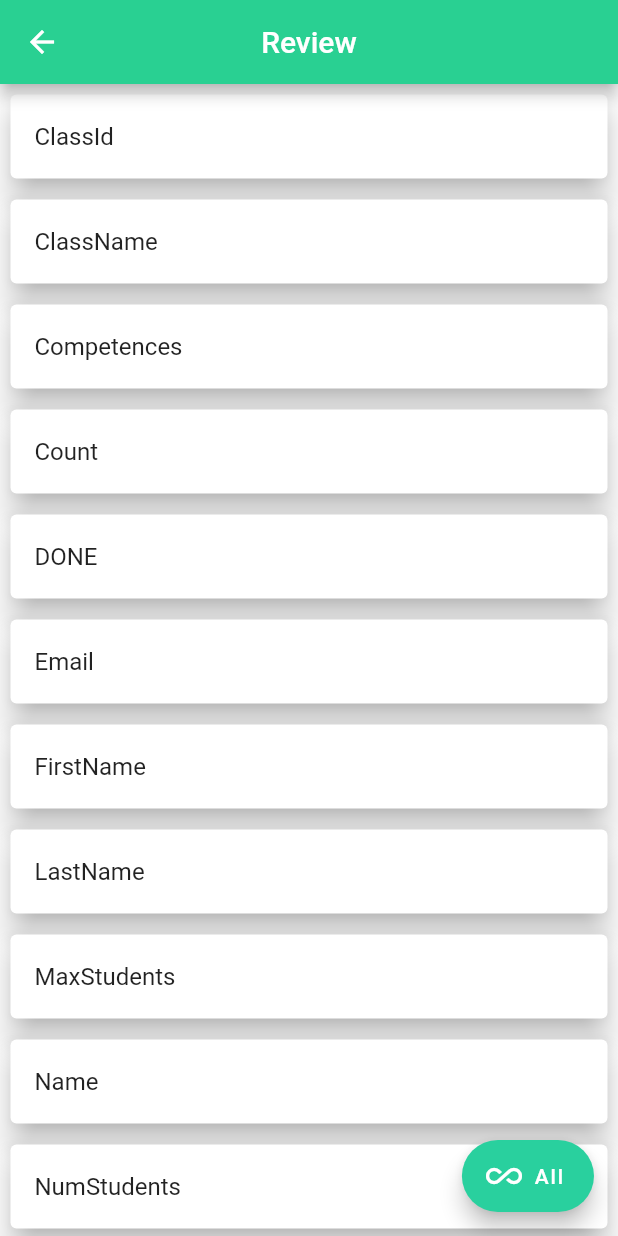
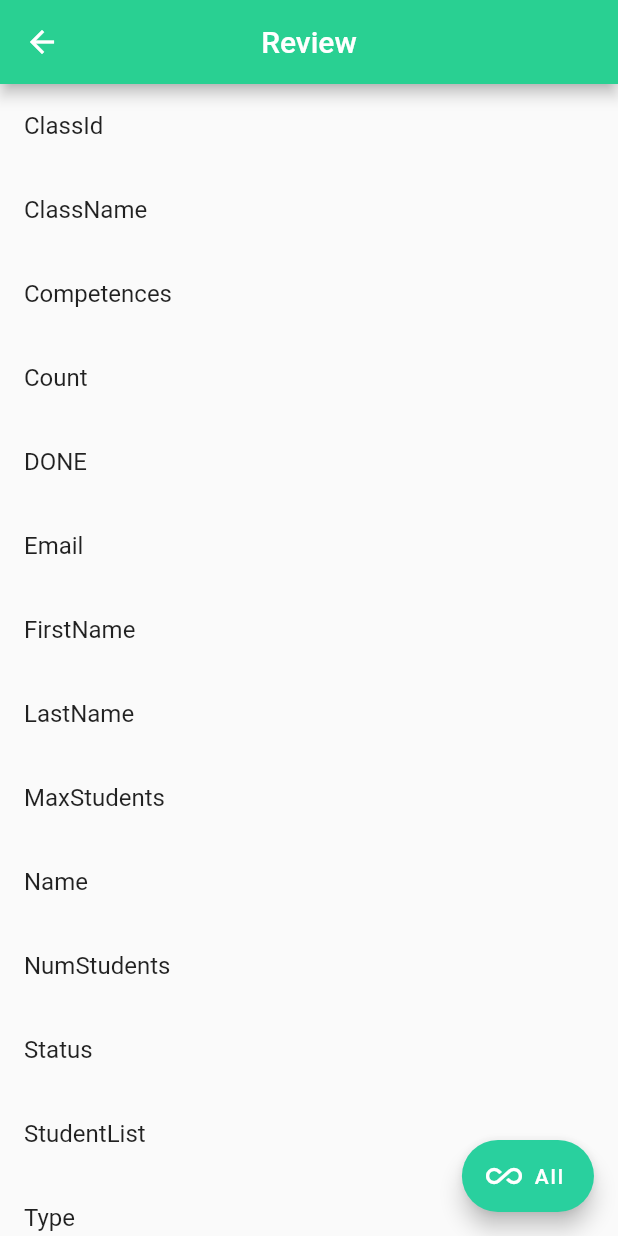
Before and after one commit to n1ghtbyte/Assessments-App, a Flutter app: the AssessmentCheck screen opened directly with empty values, on a phone screen of 412 x 824 dp. Run offline on Flutter 3.47's test engine with Material 2 defaults, Android fonts, the phone set to English and light mode, and no system bars; our stand-ins replace charts_flutter, cloud_firestore, firebase_auth, firebase_core, syncfusion_flutter_charts; missing offline and left inert: cloud_firestore_web, cloud_functions_web, firebase_auth_web, firebase_core_web; accounts and stored records are empty.

Commit message:
Card -> list tile

```diff
--- a/lib/pages/Teacher/AssessmentCheck.dart
+++ b/lib/pages/Teacher/AssessmentCheck.dart
@@ -95,27 +95,23 @@ class _AssessmentCheckState extends State<AssessmentCheck> {
                   body: SafeArea(
                       child: ListView.builder(
                           itemCount: studs.length,
-                      itemBuilder: (context, index) => Card(
-                        elevation: 8,
-                        margin: EdgeInsets.all(7),
-                        child: ListTile(
+                          itemBuilder: (BuildContext context, int index) {
+                            return ListTile(
                               //title: Text("KII"),
-                          title: Text(
-                              namedStuds[studs[index].toString()].toString()),
+                              title: Text(namedStuds[studs[index].toString()]
+                                  .toString()),
                               onTap: () {
                                 Navigator.push(
                                   context,
                                   MaterialPageRoute(
                                     builder: (context) => AssessReviewSolo(
-                                    passedAssessmentIdName:
-                                        namedStuds[studs[index].toString()]),
+                                        passedAssessmentIdName: namedStuds[
+                                            studs[index].toString()]),
                                   ),
                                 );
                               },
-                        ),
-                      ),
-                    ),
-                  ),
+                            );
+                          })),
                 );
               });
         });
```
Lines whose indentation alone changed are shown as unchanged.
